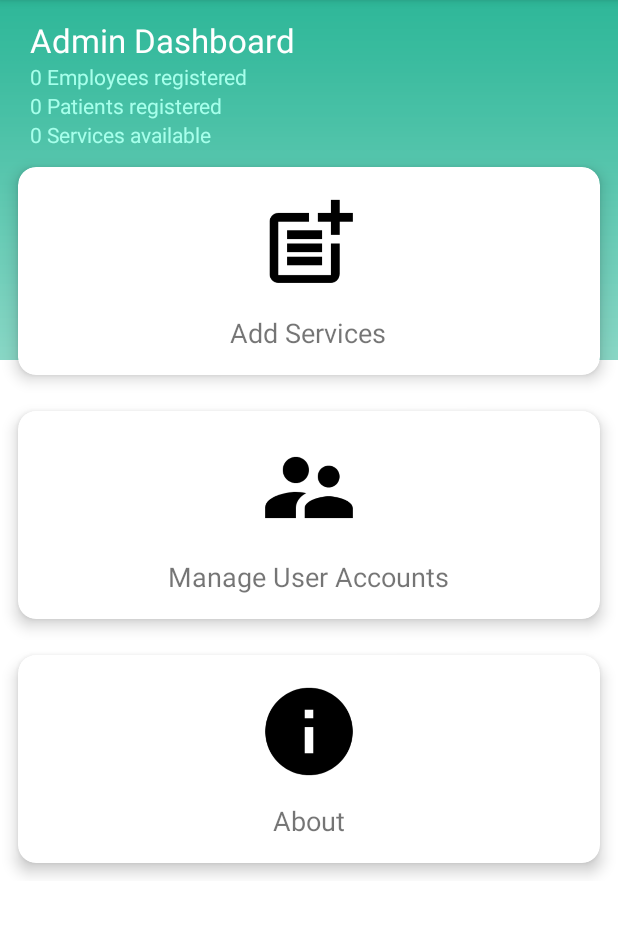
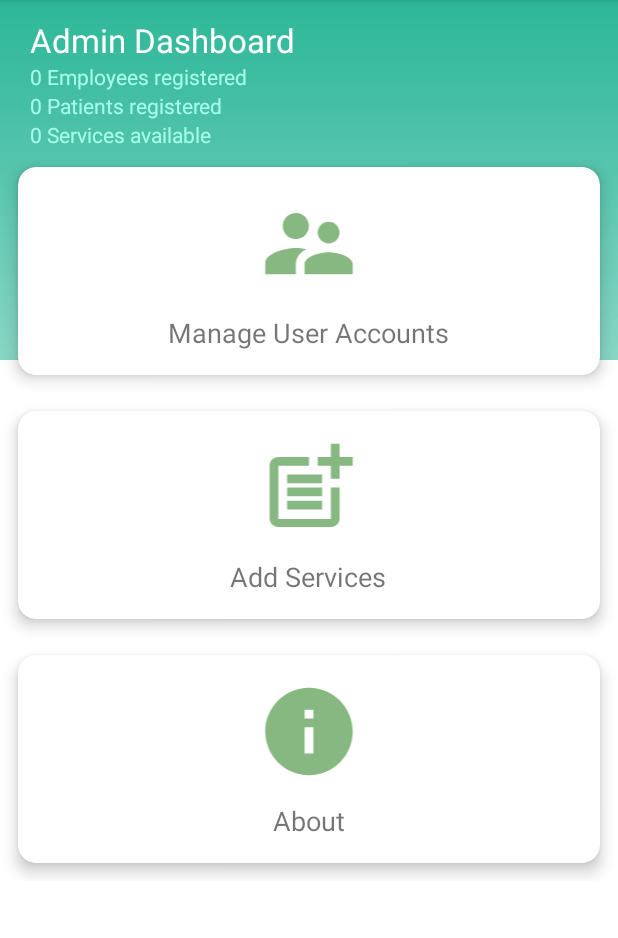
Before and after one commit to ckoya012/android-walkncare, an Android app: the AdminUI screen opened directly, with no data from a screen before it, on a phone screen of 412 x 824 dp, the part 84-1022 px from its top. Run offline under Robolectric (Android 15) with nearby library versions, the phone set to English and light mode, and no system bars; our stand-ins replace Firebase (no records; nobody signed in at launch, a user with empty details on screens opened directly).

Commit message:
Add color to icons and replace png icons with vector graphics

```diff
--- /dev/null
+++ b/Android Studio/app/src/main/res/drawable/ic_accounts.xml
@@ -0,0 +1,9 @@
+<vector xmlns:android="http://schemas.android.com/apk/res/android"
+    android:width="24dp"
+    android:height="24dp"
+    android:viewportWidth="24"
+    android:viewportHeight="24">
+  <path
+      android:pathData="M16.5,12c1.38,0 2.49,-1.12 2.49,-2.5S17.88,7 16.5,7C15.12,7 14,8.12 14,9.5s1.12,2.5 2.5,2.5zM9,11c1.66,0 2.99,-1.34 2.99,-3S10.66,5 9,5C7.34,5 6,6.34 6,8s1.34,3 3,3zM16.5,14c-1.83,0 -5.5,0.92 -5.5,2.75L11,19h11v-2.25c0,-1.83 -3.67,-2.75 -5.5,-2.75zM9,13c-2.33,0 -7,1.17 -7,3.5L2,19h7v-2.25c0,-0.85 0.33,-2.34 2.37,-3.47C10.5,13.1 9.66,13 9,13z"
+      android:fillColor="#88b881"/>
+</vector>
--- /dev/null
+++ b/Android Studio/app/src/main/res/drawable/ic_add_service.xml
@@ -0,0 +1,21 @@
+<vector xmlns:android="http://schemas.android.com/apk/res/android"
+    android:width="24dp"
+    android:height="24dp"
+    android:viewportWidth="24"
+    android:viewportHeight="24">
+  <path
+      android:pathData="M17,19.22H5V7h7V5H5C3.9,5 3,5.9 3,7v12c0,1.1 0.9,2 2,2h12c1.1,0 2,-0.9 2,-2v-7h-2V19.22z"
+      android:fillColor="#88b881"/>
+  <path
+      android:pathData="M19,2h-2v3h-3c0.01,0.01 0,2 0,2h3v2.99c0.01,0.01 2,0 2,0V7h3V5h-3V2z"
+      android:fillColor="#88b881"/>
+  <path
+      android:pathData="M7,9h8v2h-8z"
+      android:fillColor="#88b881"/>
+  <path
+      android:pathData="M7,12l0,2l8,0l0,-2l-3,0z"
+      android:fillColor="#88b881"/>
+  <path
+      android:pathData="M7,15h8v2h-8z"
+      android:fillColor="#88b881"/>
+</vector>
--- /dev/null
+++ b/Android Studio/app/src/main/res/drawable/ic_info.xml
@@ -0,0 +1,9 @@
+<vector xmlns:android="http://schemas.android.com/apk/res/android"
+    android:width="24dp"
+    android:height="24dp"
+    android:viewportWidth="24"
+    android:viewportHeight="24">
+  <path
+      android:pathData="M12,2C6.48,2 2,6.48 2,12s4.48,10 10,10 10,-4.48 10,-10S17.52,2 12,2zM13,17h-2v-6h2v6zM13,9h-2L11,7h2v2z"
+      android:fillColor="#88b881"/>
+</vector>
--- a/Android Studio/app/src/main/res/layout/activity_admin_ui.xml
+++ b/Android Studio/app/src/main/res/layout/activity_admin_ui.xml
@@ -71,40 +71,6 @@
                 android:layout_height="wrap_content"
                 android:foreground="?android:attr/selectableItemBackground"
                 android:longClickable="true"
-                android:layout_columnWeight="1"
-                android:layout_rowWeight="1"
-                app:cardElevation="6dp"
-                app:cardCornerRadius="12dp"
-                android:layout_margin="12dp">
-
-                <LinearLayout
-                    android:orientation="vertical"
-                    android:padding="16dp"
-                    android:gravity="center"
-                    android:layout_width="match_parent"
-                    android:layout_height="match_parent">
-
-                    <ImageView
-                        android:src="@drawable/add_service"
-                        android:layout_width="match_parent"
-                        android:layout_height="70dp" />
-
-                    <TextView
-                        android:layout_marginTop="12dp"
-                        android:textSize="18sp"
-                        android:text="Add Services"
-                        android:layout_width="wrap_content"
-                        android:layout_height="wrap_content" />
-
-                </LinearLayout>
-
-            </androidx.cardview.widget.CardView>
-
-            <androidx.cardview.widget.CardView
-                android:layout_width="wrap_content"
-                android:layout_height="wrap_content"
-                android:foreground="?android:attr/selectableItemBackground"
-                android:longClickable="true"
                 android:layout_rowWeight="1"
                 android:layout_columnWeight="1"
                 android:layout_margin="12dp"
@@ -124,7 +90,7 @@
                     <ImageView
                         android:layout_width="match_parent"
                         android:layout_height="70dp"
-                        android:src="@drawable/accounts" />
+                        android:src="@drawable/ic_accounts" />
 
                     <TextView
                         android:layout_width="wrap_content"
@@ -156,7 +122,41 @@
                     android:layout_height="match_parent">
 
                     <ImageView
-                        android:src="@drawable/info"
+                        android:src="@drawable/ic_add_service"
+                        android:layout_width="match_parent"
+                        android:layout_height="70dp" />
+
+                    <TextView
+                        android:layout_marginTop="12dp"
+                        android:textSize="18sp"
+                        android:text="Add Services"
+                        android:layout_width="wrap_content"
+                        android:layout_height="wrap_content" />
+
+                </LinearLayout>
+
+            </androidx.cardview.widget.CardView>
+
+            <androidx.cardview.widget.CardView
+                android:layout_width="wrap_content"
+                android:layout_height="wrap_content"
+                android:foreground="?android:attr/selectableItemBackground"
+                android:longClickable="true"
+                android:layout_columnWeight="1"
+                android:layout_rowWeight="1"
+                app:cardElevation="6dp"
+                app:cardCornerRadius="12dp"
+                android:layout_margin="12dp">
+
+                <LinearLayout
+                    android:orientation="vertical"
+                    android:padding="16dp"
+                    android:gravity="center"
+                    android:layout_width="match_parent"
+                    android:layout_height="match_parent">
+
+                    <ImageView
+                        android:src="@drawable/ic_info"
                         android:layout_width="match_parent"
                         android:layout_height="70dp" />
 
```
Also changed, not shown: Android Studio/app/src/main/res/drawable/accounts.png (deleted), Android Studio/app/src/main/res/drawable/add_service.png (deleted), Android Studio/app/src/main/res/drawable/info.png (deleted).
